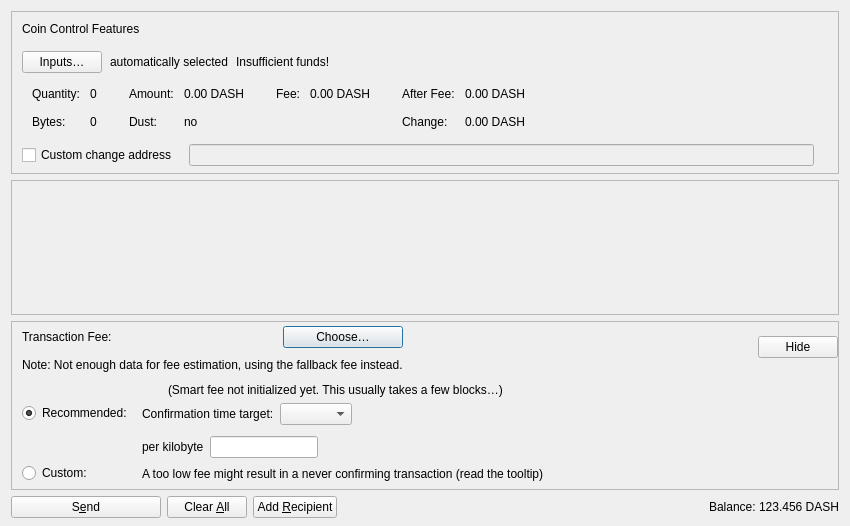
Above: src/qt/forms/sendcoinsdialog.ui from VindexProject/ogva-core before the change. Below: the same form after it.
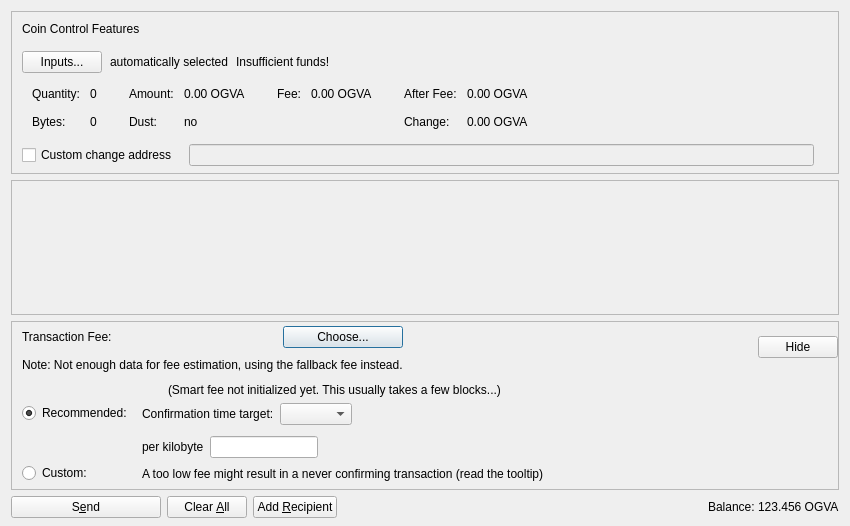
That is the form after the change. Custom widgets are drawn as their Qt base class.

Diff of the .ui file:
```diff
--- a/src/qt/forms/sendcoinsdialog.ui
+++ b/src/qt/forms/sendcoinsdialog.ui
@@ -98,7 +98,7 @@
              <string notr="true"/>
             </property>
             <property name="text">
-             <string>Inputs…</string>
+             <string>Inputs...</string>
             </property>
             <property name="autoDefault">
              <bool>false</bool>
@@ -288,7 +288,7 @@
                   <enum>Qt::ActionsContextMenu</enum>
                  </property>
                  <property name="text">
-                  <string notr="true">0.00 DASH</string>
+                  <string notr="true">0.00 OGVA</string>
                  </property>
                  <property name="textInteractionFlags">
                   <set>Qt::LinksAccessibleByMouse|Qt::TextSelectableByKeyboard|Qt::TextSelectableByMouse</set>
@@ -356,7 +356,7 @@
                   <enum>Qt::ActionsContextMenu</enum>
                  </property>
                  <property name="text">
-                  <string notr="true">0.00 DASH</string>
+                  <string notr="true">0.00 OGVA</string>
                  </property>
                  <property name="textInteractionFlags">
                   <set>Qt::LinksAccessibleByMouse|Qt::TextSelectableByKeyboard|Qt::TextSelectableByMouse</set>
@@ -401,7 +401,7 @@
                   <enum>Qt::ActionsContextMenu</enum>
                  </property>
                  <property name="text">
-                  <string notr="true">0.00 DASH</string>
+                  <string notr="true">0.00 OGVA</string>
                  </property>
                  <property name="textInteractionFlags">
                   <set>Qt::LinksAccessibleByMouse|Qt::TextSelectableByKeyboard|Qt::TextSelectableByMouse</set>
@@ -424,7 +424,7 @@
                   <enum>Qt::ActionsContextMenu</enum>
                  </property>
                  <property name="text">
-                  <string notr="true">0.00 DASH</string>
+                  <string notr="true">0.00 OGVA</string>
                  </property>
                  <property name="textInteractionFlags">
                   <set>Qt::LinksAccessibleByMouse|Qt::TextSelectableByKeyboard|Qt::TextSelectableByMouse</set>
@@ -669,7 +669,7 @@
               <item>
                <widget class="QPushButton" name="buttonChooseFee">
                 <property name="text">
-                 <string>Choose…</string>
+                 <string>Choose...</string>
                 </property>
                </widget>
               </item>
@@ -939,7 +939,7 @@
                  <item>
                   <widget class="QLabel" name="labelSmartFee2">
                    <property name="text">
-                    <string>(Smart fee not initialized yet. This usually takes a few blocks…)</string>
+                    <string>(Smart fee not initialized yet. This usually takes a few blocks...)</string>
                    </property>
                   </widget>
                  </item>
@@ -1134,7 +1134,7 @@
           <cursorShape>IBeamCursor</cursorShape>
          </property>
          <property name="text">
-          <string notr="true">123.456 DASH</string>
+          <string notr="true">123.456 OGVA</string>
          </property>
          <property name="textInteractionFlags">
           <set>Qt::LinksAccessibleByMouse|Qt::TextSelectableByKeyboard|Qt::TextSelectableByMouse</set>
```
Left out of the diff: 6 changed lines with no effect on the pictures.
